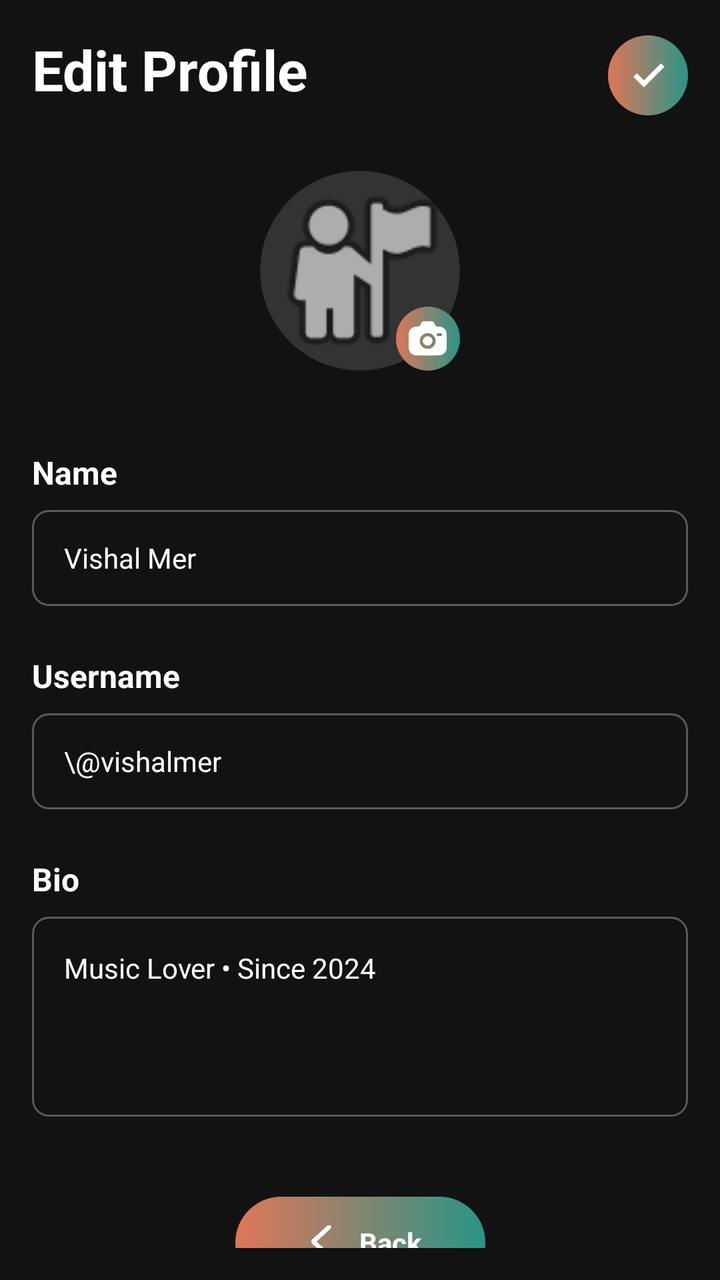
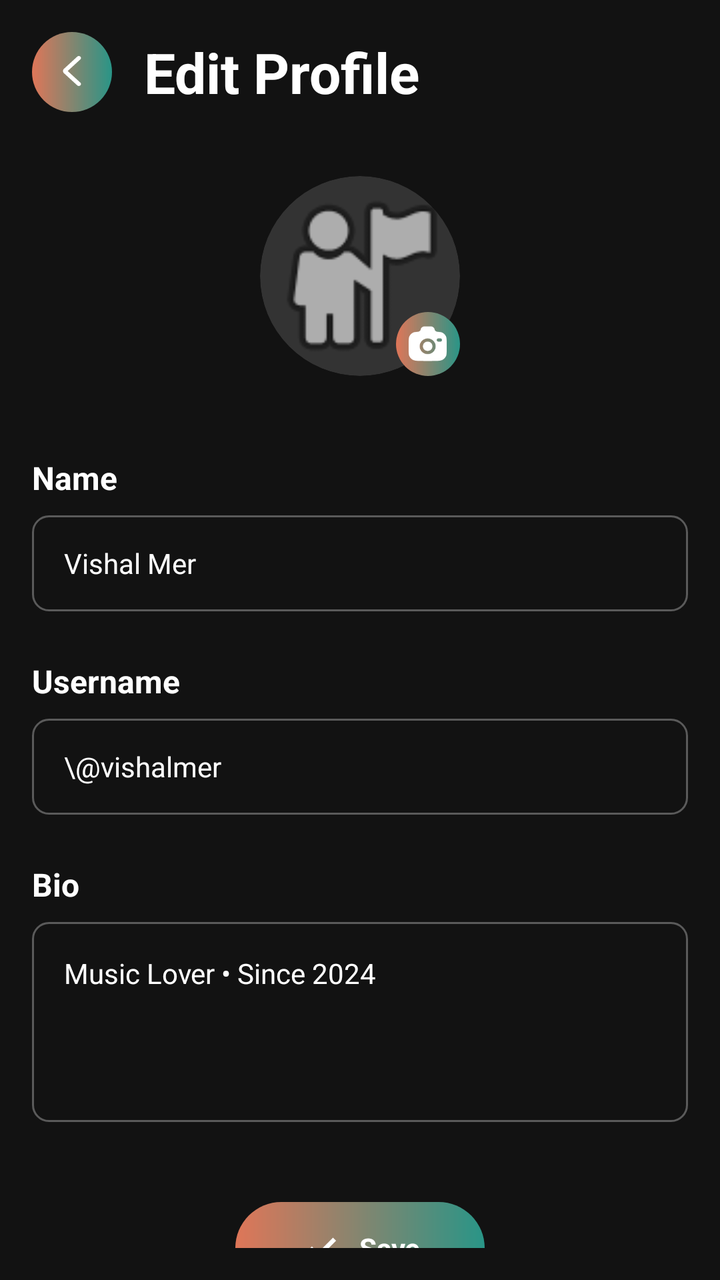

Two renders of the same Android screen: before a commit and after it. Below are the layout's source before the change and the commit's diff.
<!-- AndroidManifest.xml: application theme Theme.ViBePlayer -->
<!-- res/layout/fragment_edit_profile.xml -->
<?xml version="1.0" encoding="utf-8"?>
<androidx.constraintlayout.widget.ConstraintLayout xmlns:android="http://schemas.android.com/apk/res/android"
    xmlns:app="http://schemas.android.com/apk/res-auto"
    xmlns:tools="http://schemas.android.com/tools"
    android:layout_width="match_parent"
    android:layout_height="match_parent"
    android:background="@color/vibe_black"
    android:padding="16dp">

    <TextView
        android:id="@+id/txtEditHeader"
        android:layout_width="wrap_content"
        android:layout_height="wrap_content"
        android:text="Edit Profile"
        android:textColor="@color/white"
        android:textSize="28sp"
        android:textStyle="bold"
        app:layout_constraintStart_toStartOf="parent"
        app:layout_constraintTop_toTopOf="parent" />

    <FrameLayout
        android:id="@+id/btnSaveProfile"
        android:layout_width="40dp"
        android:layout_height="40dp"
        android:layout_marginTop="6dp"
        android:background="@drawable/bg_chip_outline"
        app:layout_constraintBottom_toBottomOf="@id/txtEditHeader"
        app:layout_constraintEnd_toEndOf="parent"
        app:layout_constraintTop_toTopOf="@id/txtEditHeader">

        <ImageView
            android:layout_width="25dp"
            android:layout_height="25dp"
            android:layout_gravity="center"
            android:src="@drawable/ic_tick"
            app:tint="#ffffff" />
    </FrameLayout>

    <androidx.core.widget.NestedScrollView
        android:layout_width="match_parent"
        android:layout_height="0dp"
        android:layout_marginTop="16dp"
        android:fillViewport="true"
        app:layout_constraintBottom_toBottomOf="parent"
        app:layout_constraintEnd_toEndOf="parent"
        app:layout_constraintStart_toStartOf="parent"
        app:layout_constraintTop_toBottomOf="@id/txtEditHeader">

        <androidx.constraintlayout.widget.ConstraintLayout
            android:layout_width="match_parent"
            android:layout_height="wrap_content"
            android:paddingBottom="40dp">

            <androidx.constraintlayout.widget.ConstraintLayout
                android:id="@+id/layoutAvatarEdit"
                android:layout_width="wrap_content"
                android:layout_height="wrap_content"
                android:layout_marginTop="16dp"
                app:layout_constraintEnd_toEndOf="parent"
                app:layout_constraintStart_toStartOf="parent"
                app:layout_constraintTop_toTopOf="parent">

                <androidx.cardview.widget.CardView
                    android:id="@+id/cardAvatar"
                    android:layout_width="100dp"
                    android:layout_height="100dp"
                    app:cardBackgroundColor="#333333"
                    app:cardCornerRadius="50dp"
                    app:cardElevation="0dp"
                    app:layout_constraintBottom_toBottomOf="parent"
                    app:layout_constraintEnd_toEndOf="parent"
                    app:layout_constraintStart_toStartOf="parent"
                    app:layout_constraintTop_toTopOf="parent">

                    <ImageView
                        android:id="@+id/imgAvatarInner"
                        android:layout_width="match_parent"
                        android:layout_height="match_parent"
                        android:scaleType="centerCrop"
                        android:src="@android:drawable/ic_menu_myplaces" />
                </androidx.cardview.widget.CardView>

                <FrameLayout
                    android:layout_width="32dp"
                    android:layout_height="32dp"
                    android:background="@drawable/bg_chip_outline"
                    app:layout_constraintBottom_toBottomOf="parent"
                    app:layout_constraintEnd_toEndOf="parent">

                    <ImageView
                        android:layout_width="23dp"
                        android:layout_height="23dp"
                        android:layout_gravity="center"
                        android:src="@drawable/ic_camera"
                        app:tint="@color/white" />
                </FrameLayout>
            </androidx.constraintlayout.widget.ConstraintLayout>

            <LinearLayout
                android:id="@+id/layoutFormInputs"
                android:layout_width="match_parent"
                android:layout_height="wrap_content"
                android:layout_marginTop="40dp"
                android:orientation="vertical"
                app:layout_constraintTop_toBottomOf="@id/layoutAvatarEdit">

                <TextView
                    android:layout_width="wrap_content"
                    android:layout_height="wrap_content"
                    android:text="Name"
                    android:textColor="@color/white"
                    android:textSize="16sp"
                    android:textStyle="bold" />

                <EditText
                    android:id="@+id/etEditName"
                    android:layout_width="match_parent"
                    android:layout_height="48dp"
                    android:layout_marginTop="8dp"
                    android:background="@drawable/bg_input_field"
                    android:paddingHorizontal="16dp"
                    android:text="Vishal Mer"
                    android:textColor="@color/white"
                    android:textSize="14sp" />

                <TextView
                    android:layout_width="wrap_content"
                    android:layout_height="wrap_content"
                    android:layout_marginTop="24dp"
                    android:text="Username"
                    android:textColor="@color/white"
                    android:textSize="16sp"
                    android:textStyle="bold" />

                <EditText
                    android:id="@+id/etEditUsername"
                    android:layout_width="match_parent"
                    android:layout_height="48dp"
                    android:layout_marginTop="8dp"
                    android:background="@drawable/bg_input_field"
                    android:paddingHorizontal="16dp"
                    android:text="\@vishalmer"
                    android:textColor="@color/white"
                    android:textSize="14sp" />

                <TextView
                    android:layout_width="wrap_content"
                    android:layout_height="wrap_content"
                    android:layout_marginTop="24dp"
                    android:text="Bio"
                    android:textColor="@color/white"
                    android:textSize="16sp"
                    android:textStyle="bold" />

                <EditText
                    android:id="@+id/etEditBio"
                    android:layout_width="match_parent"
                    android:layout_height="100dp"
                    android:layout_marginTop="8dp"
                    android:background="@drawable/bg_input_field"
                    android:gravity="top|start"
                    android:padding="16dp"
                    android:text="Music Lover • Since 2024"
                    android:textColor="@color/white"
                    android:textSize="14sp" />
            </LinearLayout>

            <LinearLayout
                android:id="@+id/btnEditBack"
                android:layout_width="wrap_content"
                android:layout_height="wrap_content"
                android:layout_marginTop="40dp"
                android:background="@drawable/bg_chip_outline"
                android:gravity="center"
                android:orientation="horizontal"
                android:paddingHorizontal="32dp"
                android:paddingVertical="12dp"
                app:layout_constraintBottom_toBottomOf="parent"
                app:layout_constraintEnd_toEndOf="parent"
                app:layout_constraintStart_toStartOf="parent"
                app:layout_constraintTop_toBottomOf="@id/layoutFormInputs"
                app:layout_constraintVertical_bias="1.0">

                <ImageView
                    android:layout_width="22dp"
                    android:layout_height="22dp"
                    android:src="@drawable/ic_back_arrow"
                    app:tint="@color/white" />

                <TextView
                    android:layout_width="wrap_content"
                    android:layout_height="wrap_content"
                    android:layout_marginStart="8dp"
                    android:text="Back"
                    android:textColor="@color/white"
                    android:textSize="14sp"
                    android:textStyle="bold" />
            </LinearLayout>

        </androidx.constraintlayout.widget.ConstraintLayout>
    </androidx.core.widget.NestedScrollView>

</androidx.constraintlayout.widget.ConstraintLayout>
<!-- resources referenced by this layout -->
<resources>
  <color name="vibe_black">#121212</color>
  <color name="white">#FFFFFFFF</color>
  <!-- drawable bg_chip_outline (drawable) -->
  <?xml version="1.0" encoding="utf-8"?>
  <shape xmlns:android="http://schemas.android.com/apk/res/android"
      android:shape="rectangle">
  
      <gradient
          android:angle="0"
          android:startColor="#DF7658"
          android:endColor="#299587" />
  
      <corners android:radius="50dp" />
  
  </shape>
  <!-- drawable bg_input_field (drawable) -->
  <?xml version="1.0" encoding="utf-8"?>
  <shape xmlns:android="http://schemas.android.com/apk/res/android">
      <solid android:color="#00000000" /> <stroke android:width="1dp" android:color="#4DFFFFFF" /> <corners android:radius="8dp" />
  </shape>
  <!-- drawable ic_back_arrow (drawable) -->
  <vector xmlns:android="http://schemas.android.com/apk/res/android"
      android:width="40dp"
      android:height="40dp"
      android:viewportWidth="40"
      android:viewportHeight="40">
    <path
        android:pathData="M15.694,19.011L28.354,30.638C28.785,31.034 28.993,31.495 28.979,32.022C28.965,32.55 28.743,33.011 28.311,33.407C27.879,33.802 27.377,34 26.804,34C26.231,34 25.728,33.802 25.297,33.407L12.033,21.265C11.689,20.948 11.431,20.593 11.258,20.197C11.086,19.802 11,19.406 11,19.011C11,18.615 11.086,18.22 11.258,17.824C11.431,17.429 11.689,17.073 12.033,16.756L25.297,4.575C25.727,4.179 26.237,3.988 26.826,4.001C27.415,4.013 27.925,4.218 28.354,4.614C28.784,5.011 28.999,5.472 29,5.999C29.001,6.525 28.786,6.986 28.354,7.383L15.694,19.011Z"
        android:fillColor="#ffffff"/>
  </vector>
  <!-- drawable ic_camera (drawable) -->
  <vector xmlns:android="http://schemas.android.com/apk/res/android"
      android:width="20dp"
      android:height="20dp"
      android:viewportWidth="20"
      android:viewportHeight="20">
    <path
        android:pathData="M8.148,17.5H11.852C14.453,17.5 15.753,17.5 16.688,16.888C17.091,16.624 17.438,16.282 17.709,15.884C18.333,14.967 18.333,13.69 18.333,11.137C18.333,8.583 18.333,7.306 17.709,6.389C17.438,5.991 17.091,5.65 16.688,5.386C16.088,4.992 15.336,4.851 14.185,4.801C13.636,4.801 13.163,4.393 13.056,3.863C12.974,3.476 12.76,3.128 12.452,2.88C12.143,2.632 11.758,2.497 11.362,2.5H8.638C7.815,2.5 7.106,3.071 6.944,3.863C6.837,4.393 6.364,4.801 5.815,4.801C4.665,4.851 3.913,4.993 3.313,5.386C2.91,5.65 2.563,5.991 2.292,6.389C1.667,7.306 1.667,8.583 1.667,11.137C1.667,13.691 1.667,14.967 2.291,15.884C2.561,16.281 2.908,16.622 3.313,16.888C4.247,17.5 5.548,17.5 8.148,17.5ZM10,7.728C8.083,7.728 6.528,9.253 6.528,11.136C6.528,13.018 8.083,14.547 10,14.547C11.917,14.547 13.473,13.02 13.473,11.137C13.473,9.255 11.917,7.728 10,7.728ZM10,9.091C8.85,9.091 7.917,10.007 7.917,11.137C7.917,12.266 8.85,13.182 10,13.182C11.15,13.182 12.083,12.266 12.083,11.137C12.083,10.007 11.15,9.091 10,9.091ZM13.935,8.409C13.935,8.033 14.246,7.728 14.63,7.728H15.555C15.938,7.728 16.25,8.033 16.25,8.409C16.248,8.592 16.174,8.766 16.044,8.894C15.914,9.022 15.738,9.092 15.556,9.091H14.63C14.54,9.092 14.45,9.075 14.366,9.041C14.282,9.007 14.206,8.957 14.141,8.894C14.077,8.831 14.025,8.755 13.99,8.672C13.955,8.589 13.936,8.5 13.935,8.409Z"
        android:fillColor="#ffffff"
        android:fillType="evenOdd"/>
  </vector>
  <!-- drawable ic_tick (drawable) -->
  <vector xmlns:android="http://schemas.android.com/apk/res/android"
      android:width="22dp"
      android:height="22dp"
      android:viewportWidth="22"
      android:viewportHeight="22">
    <path
        android:pathData="M16.83,5.83L9.35,13.31L6.27,10.23L4.73,11.77L9.35,16.39L18.37,7.37L16.83,5.83Z"
        android:fillColor="#ffffff"/>
  </vector>
  <style name="Theme.ViBePlayer" parent="Base.Theme.ViBePlayer" />
  <style name="Base.Theme.ViBePlayer" parent="Theme.Material3.DayNight.NoActionBar">
          
          
      </style>
</resources>

<!-- the commit's change to res/layout/fragment_edit_profile.xml (unified diff, before → after) -->
@@ -7,34 +7,38 @@
     android:background="@color/vibe_black"
     android:padding="16dp">
 
-    <TextView
-        android:id="@+id/txtEditHeader"
-        android:layout_width="wrap_content"
+    <LinearLayout
+        android:id="@+id/editProfileHeader"
+        android:layout_width="match_parent"
         android:layout_height="wrap_content"
-        android:text="Edit Profile"
-        android:textColor="@color/white"
-        android:textSize="28sp"
-        android:textStyle="bold"
-        app:layout_constraintStart_toStartOf="parent"
-        app:layout_constraintTop_toTopOf="parent" />
-
-    <FrameLayout
-        android:id="@+id/btnSaveProfile"
-        android:layout_width="40dp"
-        android:layout_height="40dp"
-        android:layout_marginTop="6dp"
-        android:background="@drawable/bg_chip_outline"
-        app:layout_constraintBottom_toBottomOf="@id/txtEditHeader"
-        app:layout_constraintEnd_toEndOf="parent"
-        app:layout_constraintTop_toTopOf="@id/txtEditHeader">
-
-        <ImageView
-            android:layout_width="25dp"
-            android:layout_height="25dp"
-            android:layout_gravity="center"
-            android:src="@drawable/ic_tick"
-            app:tint="#ffffff" />
-    </FrameLayout>
+        android:gravity="center_vertical"
+        android:orientation="horizontal"
+        app:layout_constraintTop_toTopOf="parent">
+
+        <FrameLayout
+            android:id="@+id/btnEditBack"
+            android:layout_width="40dp"
+            android:layout_height="40dp"
+            android:background="@drawable/bg_chip_outline">
+
+            <ImageView
+                android:layout_width="20dp"
+                android:layout_height="20dp"
+                android:layout_gravity="center"
+                android:src="@drawable/ic_back_arrow"
+                app:tint="@color/white" />
+        </FrameLayout>
+
+        <TextView
+            android:id="@+id/txtEditHeader"
+            android:layout_width="wrap_content"
+            android:layout_height="wrap_content"
+            android:layout_marginStart="16dp"
+            android:text="Edit Profile"
+            android:textColor="@color/white"
+            android:textSize="28sp"
+            android:textStyle="bold" />
+    </LinearLayout>
 
     <androidx.core.widget.NestedScrollView
         android:layout_width="match_parent"
@@ -44,7 +48,7 @@
         app:layout_constraintBottom_toBottomOf="parent"
         app:layout_constraintEnd_toEndOf="parent"
         app:layout_constraintStart_toStartOf="parent"
-        app:layout_constraintTop_toBottomOf="@id/txtEditHeader">
+        app:layout_constraintTop_toBottomOf="@id/editProfileHeader">
 
         <androidx.constraintlayout.widget.ConstraintLayout
             android:layout_width="match_parent"
@@ -166,7 +170,7 @@
             </LinearLayout>
 
             <LinearLayout
-                android:id="@+id/btnEditBack"
+                android:id="@+id/btnSaveProfile"
                 android:layout_width="wrap_content"
                 android:layout_height="wrap_content"
                 android:layout_marginTop="40dp"
@@ -184,14 +188,14 @@
                 <ImageView
                     android:layout_width="22dp"
                     android:layout_height="22dp"
-                    android:src="@drawable/ic_back_arrow"
+                    android:src="@drawable/ic_tick"
                     app:tint="@color/white" />
 
                 <TextView
                     android:layout_width="wrap_content"
                     android:layout_height="wrap_content"
                     android:layout_marginStart="8dp"
-                    android:text="Back"
+                    android:text="Save"
                     android:textColor="@color/white"
                     android:textSize="14sp"
                     android:textStyle="bold" />
